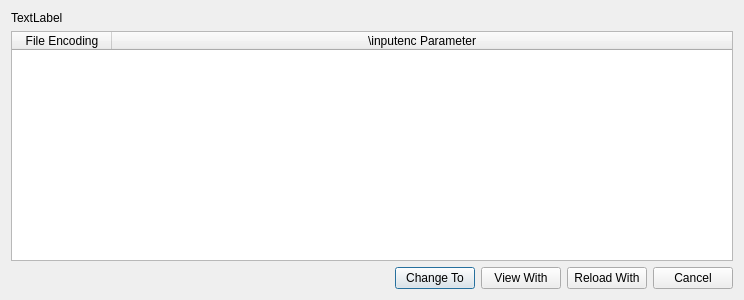
Before: the Qt Designer form encodingdialog.ui in svn2github/texstudio-trunk, drawn with Qt 5.
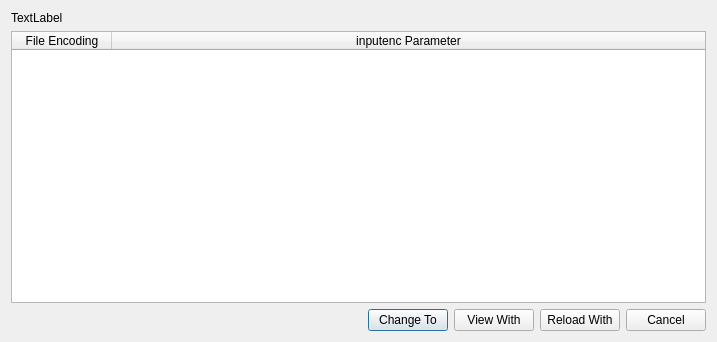
After: the same form once the commit is applied.

Commit message: text corrections

The edit to the form file:
```diff
--- a/encodingdialog.ui
+++ b/encodingdialog.ui
@@ -6,8 +6,8 @@
    <rect>
     <x>0</x>
     <y>0</y>
-    <width>744</width>
-    <height>300</height>
+    <width>717</width>
+    <height>342</height>
    </rect>
   </property>
   <property name="windowTitle">
@@ -92,7 +92,7 @@
      </column>
      <column>
       <property name="text">
-       <string>\inputenc Parameter</string>
+       <string>inputenc Parameter</string>
       </property>
       <property name="toolTip">
        <string>The codec names as \inputenc expects them. The names are only given for reference.
```
Left out of the diff: 8 changed lines with no effect on the pictures. The commit also changes 1 other file.
